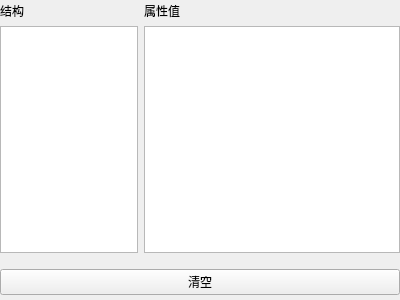
The window that src/widget/wgxmleditor.ui (Dragon-qing/ToolKit) describes before a commit, drawn with Qt 5.
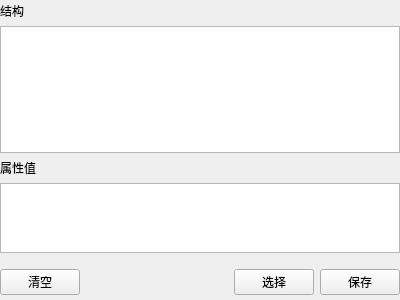
The same window after the commit.

What changed in the file:
```diff
--- a/src/widget/wgxmleditor.ui
+++ b/src/widget/wgxmleditor.ui
@@ -27,10 +27,16 @@
     <number>5</number>
    </property>
    <item>
-    <layout class="QGridLayout" name="gridLayout" columnstretch="2,0,0,0">
+    <layout class="QGridLayout" name="gridLayout" rowstretch="1,8,1,4" columnstretch="2">
      <property name="bottomMargin">
       <number>10</number>
      </property>
+     <item row="1" column="0">
+      <widget class="QTreeView" name="treeView"/>
+     </item>
+     <item row="3" column="0">
+      <widget class="QListView" name="listView"/>
+     </item>
      <item row="0" column="0">
       <widget class="QLabel" name="label_2">
        <property name="text">
@@ -38,27 +44,52 @@
        </property>
       </widget>
      </item>
-     <item row="0" column="1">
+     <item row="2" column="0">
       <widget class="QLabel" name="label">
        <property name="text">
         <string>属性值</string>
        </property>
       </widget>
      </item>
-     <item row="1" column="1">
-      <widget class="QListView" name="listView"/>
-     </item>
-     <item row="1" column="0">
-      <widget class="QTreeView" name="treeView"/>
-     </item>
     </layout>
    </item>
    <item>
-    <widget class="QPushButton" name="pushButton">
-     <property name="text">
-      <string>清空</string>
-     </property>
-    </widget>
+    <layout class="QHBoxLayout" name="horizontalLayout">
+     <item>
+      <widget class="QPushButton" name="pushButton">
+       <property name="text">
+        <string>清空</string>
+       </property>
+      </widget>
+     </item>
+     <item>
+      <spacer name="horizontalSpacer">
+       <property name="orientation">
+        <enum>Qt::Horizontal</enum>
+       </property>
+       <property name="sizeHint" stdset="0">
+        <size>
+         <width>40</width>
+         <height>20</height>
+        </size>
+       </property>
+      </spacer>
+     </item>
+     <item>
+      <widget class="QPushButton" name="selectBtn">
+       <property name="text">
+        <string>选择</string>
+       </property>
+      </widget>
+     </item>
+     <item>
+      <widget class="QPushButton" name="saveBtn">
+       <property name="text">
+        <string>保存</string>
+       </property>
+      </widget>
+     </item>
+    </layout>
    </item>
   </layout>
  </widget>
```
